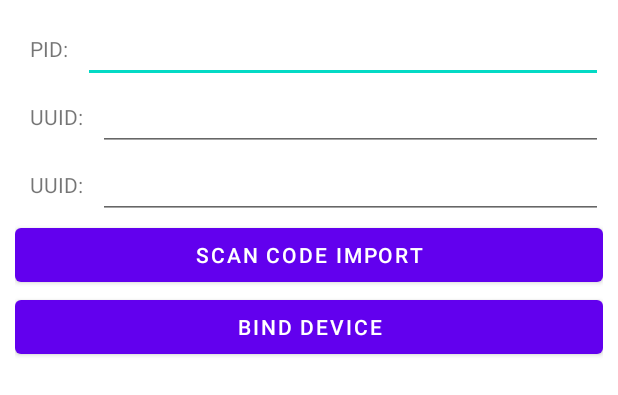
After one commit to tuya/tuya-iotos-android-photo-frame-demo, an Android app: the layout activity_configuration.xml on its own in the app's theme, with its tools: preview values and no code run, on a phone screen of 412 x 824 dp. The commit adds this screen. Shown: the top 395 px of the screen. Run offline under Robolectric (Android 15) with nearby library versions, the phone set to English and light mode, and no system bars.

Commit message:
feature: add import configuration function

```diff
--- a/app/build.gradle
+++ b/app/build.gradle
@@ -55,7 +55,7 @@ dependencies {
     androidTestImplementation 'androidx.test.espresso:espresso-core:3.3.0'
 
     // Zxing
-    implementation 'com.google.zxing:core:3.3.3'
+    implementation 'com.king.zxing:zxing-lite:1.1.9-androidx'
 
     // Glide
     implementation 'com.github.bumptech.glide:glide:4.11.0'
--- /dev/null
+++ b/app/src/main/res/layout/activity_configuration.xml
@@ -0,0 +1,82 @@
+<?xml version="1.0" encoding="utf-8"?>
+<LinearLayout xmlns:android="http://schemas.android.com/apk/res/android"
+    xmlns:tools="http://schemas.android.com/tools"
+    android:layout_width="match_parent"
+    android:layout_height="match_parent"
+    android:orientation="vertical"
+    android:padding="10dp"
+    tools:context=".activity.ConfigurationActivity">
+
+    <LinearLayout
+        android:layout_width="match_parent"
+        android:layout_height="wrap_content"
+        android:gravity="center_vertical"
+        android:orientation="horizontal">
+
+        <TextView
+            android:layout_width="wrap_content"
+            android:layout_height="wrap_content"
+            android:paddingLeft="10dp"
+            android:paddingEnd="10dp"
+            android:text="@string/text_pid" />
+
+        <EditText
+            android:id="@+id/edit_pid"
+            android:layout_width="match_parent"
+            android:layout_height="wrap_content" />
+
+    </LinearLayout>
+
+    <LinearLayout
+        android:layout_width="match_parent"
+        android:layout_height="wrap_content"
+        android:gravity="center_vertical"
+        android:orientation="horizontal">
+
+        <TextView
+            android:layout_width="wrap_content"
+            android:layout_height="wrap_content"
+            android:paddingLeft="10dp"
+            android:paddingEnd="10dp"
+            android:text="@string/text_uuid" />
+
+        <EditText
+            android:id="@+id/edit_uuid"
+            android:layout_width="match_parent"
+            android:layout_height="wrap_content" />
+
+    </LinearLayout>
+
+    <LinearLayout
+        android:layout_width="match_parent"
+        android:layout_height="wrap_content"
+        android:gravity="center_vertical"
+        android:orientation="horizontal">
+
+        <TextView
+            android:layout_width="wrap_content"
+            android:layout_height="wrap_content"
+            android:paddingLeft="10dp"
+            android:paddingEnd="10dp"
+            android:text="@string/text_uuid" />
+
+        <EditText
+            android:id="@+id/edit_auth_key"
+            android:layout_width="match_parent"
+            android:layout_height="wrap_content" />
+
+    </LinearLayout>
+
+    <Button
+        android:id="@+id/btn_scan"
+        android:layout_width="match_parent"
+        android:layout_height="wrap_content"
+        android:text="@string/btn_scan" />
+
+    <Button
+        android:id="@+id/btn_bind"
+        android:layout_width="match_parent"
+        android:layout_height="wrap_content"
+        android:text="@string/btn_bind" />
+
+</LinearLayout>
--- a/app/src/main/res/values/strings.xml
+++ b/app/src/main/res/values/strings.xml
@@ -23,4 +23,10 @@
         <item>Video</item>
     </string-array>
 
+    <string name="text_pid">PID: </string>
+    <string name="text_uuid">UUID: </string>
+    <string name="text_authKey">AUTHKEY: </string>
+
+    <string name="btn_scan">Scan code import</string>
+    <string name="btn_bind">Bind Device</string>
 </resources>
```
Also changed, not shown: app/src/main/AndroidManifest.xml (+12 -6 lines), app/src/main/java/com/tuya/smart/tuyasmart_photoframe/activity/ConfigurationActivity.java (added, +180 -0 lines), app/src/main/java/com/tuya/smart/tuyasmart_photoframe/activity/MainActivity.java (+42 -4 lines), app/src/main/java/com/tuya/smart/tuyasmart_photoframe/model/MainModel.java (+1 -16 lines), 1 other file.
